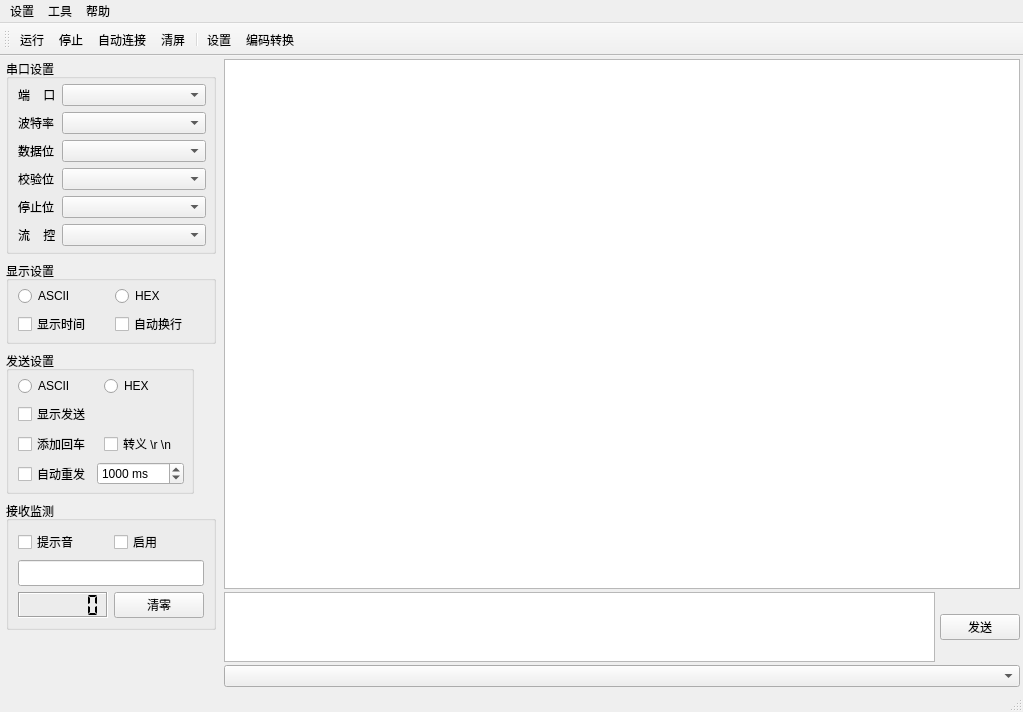
This is SerialPort.ui in leichau/GSP as Qt 5 draws it before an edit. The edited form follows.
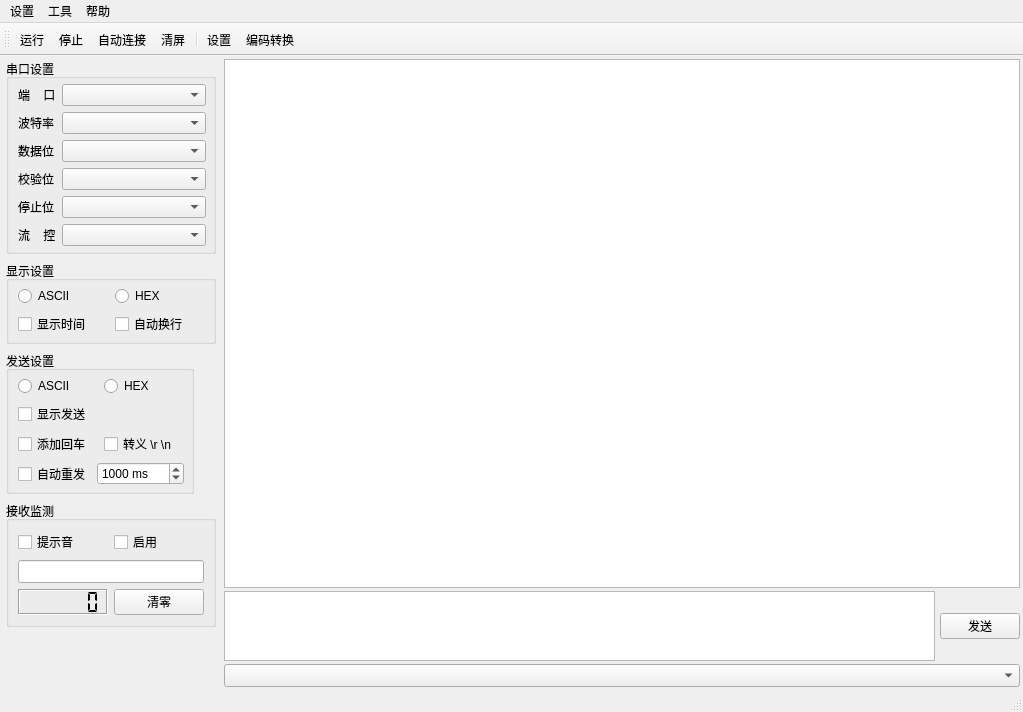
This is the edited form. Icons and pictures are not drawn.

What changed in the file:
```diff
--- a/SerialPort.ui
+++ b/SerialPort.ui
@@ -501,7 +501,7 @@
              <property name="font">
               <font>
                <family>Arial</family>
-               <pointsize>11</pointsize>
+               <pointsize>10</pointsize>
               </font>
              </property>
             </widget>
@@ -622,7 +622,14 @@
        </layout>
       </item>
       <item>
-       <widget class="QComboBox" name="comboBoxSend"/>
+       <widget class="QComboBox" name="comboBoxSend">
+        <property name="font">
+         <font>
+          <family>Arial</family>
+          <pointsize>10</pointsize>
+         </font>
+        </property>
+       </widget>
       </item>
      </layout>
     </item>
```
